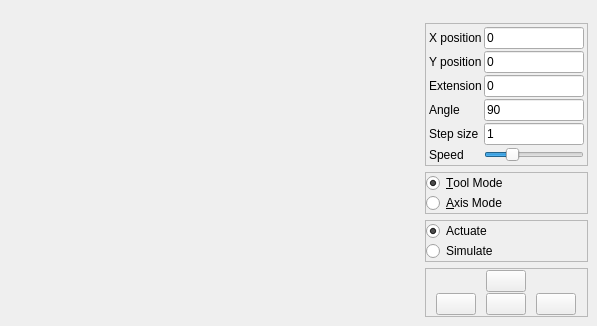
Before: the Qt Designer form gui/widget/RobotMovementWidget.ui in Kaldie/GeRoBot, drawn with Qt 5.
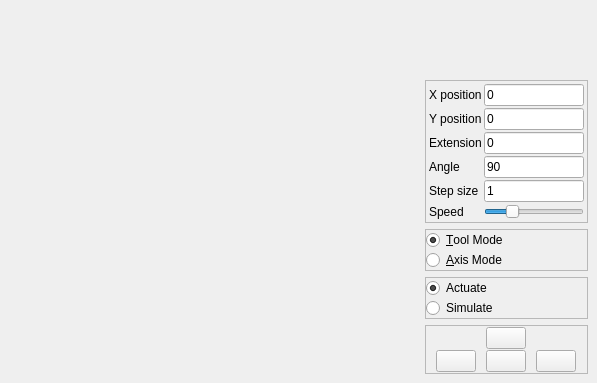
After: the same form once the commit is applied.

```diff
--- a/gui/widget/RobotMovementWidget.ui
+++ b/gui/widget/RobotMovementWidget.ui
@@ -7,7 +7,7 @@
     <x>0</x>
     <y>0</y>
     <width>597</width>
-    <height>326</height>
+    <height>383</height>
    </rect>
   </property>
   <property name="windowTitle">
```
Left out of the diff: 2 changed lines with no effect on the pictures.
